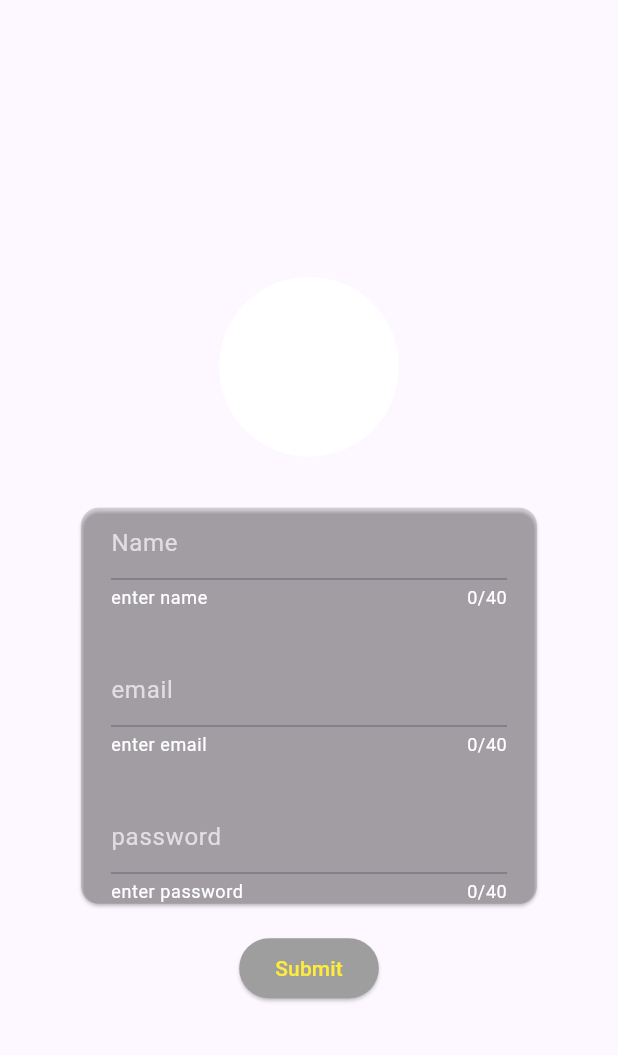
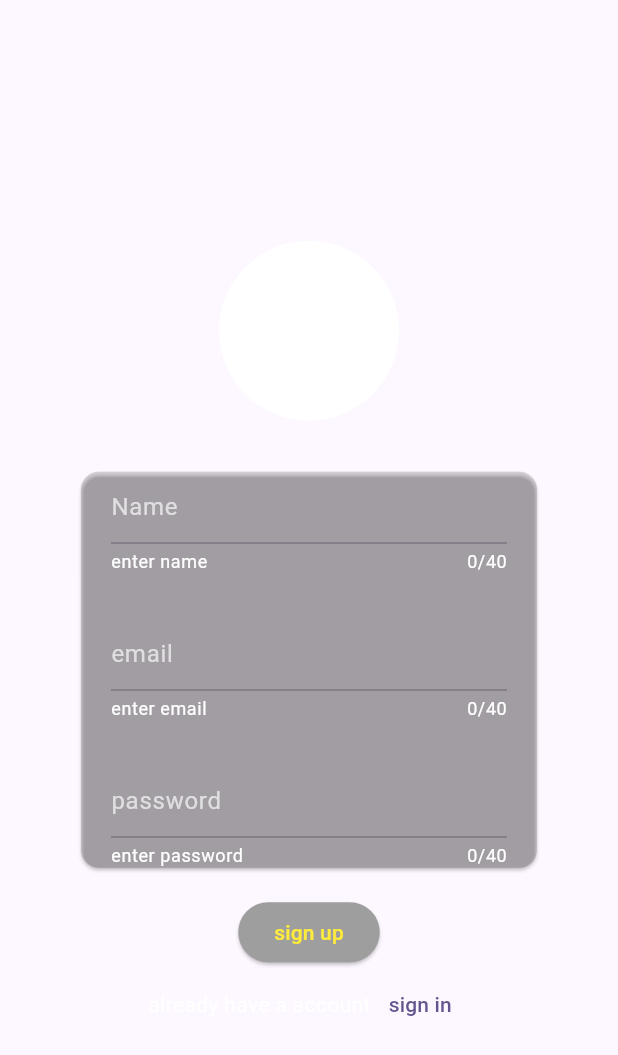
Before and after one commit to Mondal-Prasun/Ciscord, a Flutter app: the screen it shows after launch, on a phone screen of 412 x 824 dp. Shown: the top 1055 px of the screen. Run offline on Flutter 3.47's test engine with Material 3 defaults, Android fonts, the phone set to English and light mode, and no system bars; our stand-ins replace firebase_auth, firebase_core, flutter_riverpod, google_fonts, lottie; accounts and stored records are empty.

Commit message:
added authintecation in login page

```diff
--- a/lib/screens/login_screen.dart
+++ b/lib/screens/login_screen.dart
@@ -1,3 +1,5 @@
+import 'package:ciscord/screens/default_screen.dart';
+import 'package:firebase_auth/firebase_auth.dart';
 import 'package:flutter/material.dart';
 
 class LoginScreen extends StatefulWidget {
@@ -13,14 +15,70 @@ class _LoginScreenState extends State<LoginScreen> {
   String _userName = "";
   String _userEmail = "";
   String _userPassword = "";
+  bool _isUser = false;
+  bool _checking = false;
 
-  void onSubmit() {
+//MARK: auth method
+  void onSubmit() async {
     if (_fromkey.currentState!.validate()) {
       _fromkey.currentState!.save();
+      if (!_isUser) {
+        setState(() {
+          _checking = true;
+        });
+
+        FirebaseAuth.instance
+            .createUserWithEmailAndPassword(
+          email: _userEmail,
+          password: _userPassword,
+        )
+            .then(
+          (value) {
+            Navigator.of(context).pushReplacement(
+              MaterialPageRoute(
+                builder: (context) => const DefaultScreen(),
+              ),
+            );
+          },
+        ).onError((error, stackTrace) {
+          setState(() {
+            _checking = false;
+          });
+
+          ScaffoldMessenger.of(context).clearSnackBars();
+          ScaffoldMessenger.of(context).showSnackBar(
+            const SnackBar(
+              content: Text("email is already exsist"),
+            ),
+          );
+        });
+      } else {
+        setState(() {
+          _checking = true;
+        });
+        FirebaseAuth.instance
+            .signInWithEmailAndPassword(
+                email: _userEmail, password: _userPassword)
+            .then(
+              (value) => Navigator.of(context).pushReplacement(
+                MaterialPageRoute(
+                  builder: (context) => const DefaultScreen(),
+                ),
+              ),
+            )
+            .onError((error, stackTrace) {
+          setState(() {
+            _checking = false;
+          });
+          ScaffoldMessenger.of(context).clearSnackBars();
+          ScaffoldMessenger.of(context).showSnackBar(
+            const SnackBar(
+              content: Text("please enter valid email and password"),
+            ),
+          );
+        });
       }
-    debugPrint(_userName);
-    debugPrint(_userEmail);
-    debugPrint(_userPassword);
+    }
   }
 
   @override
@@ -31,11 +89,14 @@ class _LoginScreenState extends State<LoginScreen> {
           child: Column(
             mainAxisAlignment: MainAxisAlignment.center,
             children: [
-              const Padding(
-                padding: EdgeInsets.symmetric(vertical: 30),
-                child: CircleAvatar(
+              Padding(
+                padding: const EdgeInsets.symmetric(vertical: 30),
+                child: Visibility(
+                  visible: _isUser == true ? false : true,
+                  child: const CircleAvatar(
                     backgroundColor: Colors.white,
                     radius: 60,
+                  ),
                 ),
               ),
               Padding(
@@ -48,7 +109,10 @@ class _LoginScreenState extends State<LoginScreen> {
                     key: _fromkey,
                     child: Column(
                       children: [
-                        Container(
+                        Visibility(
+                          visible: _isUser == true ? false : true,
+                          child: Container(
+                            //MARK:User name
                             margin: const EdgeInsets.symmetric(horizontal: 10),
                             alignment: Alignment.center,
                             padding: const EdgeInsets.symmetric(horizontal: 10),
@@ -75,10 +139,12 @@ class _LoginScreenState extends State<LoginScreen> {
                               onSaved: (newValue) => _userName = newValue!,
                             ),
                           ),
+                        ),
                         const SizedBox(
                           height: 30,
                         ),
                         Container(
+                          //MARK:user email
                           margin: const EdgeInsets.symmetric(horizontal: 10),
                           alignment: Alignment.center,
                           padding: const EdgeInsets.symmetric(horizontal: 10),
@@ -110,6 +176,7 @@ class _LoginScreenState extends State<LoginScreen> {
                           height: 30,
                         ),
                         Container(
+                          //MARK:user password
                           margin: const EdgeInsets.symmetric(horizontal: 10),
                           alignment: Alignment.center,
                           padding: const EdgeInsets.symmetric(horizontal: 10),
@@ -153,8 +220,41 @@ class _LoginScreenState extends State<LoginScreen> {
                   foregroundColor: Colors.yellow,
                 ),
                 onPressed: onSubmit,
-                child: const Text("Submit"),
+                child: _checking == false
+                    ? Text(_isUser == true ? "log in" : "sign up")
+                    : const SizedBox(
+                        height: 15,
+                        width: 15,
+                        child: CircularProgressIndicator(
+                          color: Colors.blue,
                         ),
+                      ),
+              ),
+              Row(
+                mainAxisAlignment: MainAxisAlignment.center,
+                children: [
+                  Text(
+                    _isUser == true
+                        ? "create account"
+                        : "already have a account",
+                    style: const TextStyle(
+                      color: Colors.white,
+                    ),
+                  ),
+                  TextButton(
+                    onPressed: () {
+                      setState(() {
+                        if (!_isUser) {
+                          _isUser = true;
+                        } else {
+                          _isUser = false;
+                        }
+                      });
+                    },
+                    child: Text(_isUser == true ? "sign up" : "sign in"),
+                  ),
+                ],
+              )
             ],
           ),
         ),
--- a/pubspec.yaml
+++ b/pubspec.yaml
@@ -39,6 +39,7 @@ dependencies:
   lottie: ^3.1.0
   uuid: ^4.4.0
   firebase_core: ^2.29.0
+  firebase_auth: ^4.19.1
 
 dev_dependencies:
   flutter_test:
```
Also changed, not shown: pubspec.lock, 3 other files. Lines whose indentation alone changed are shown as unchanged.
